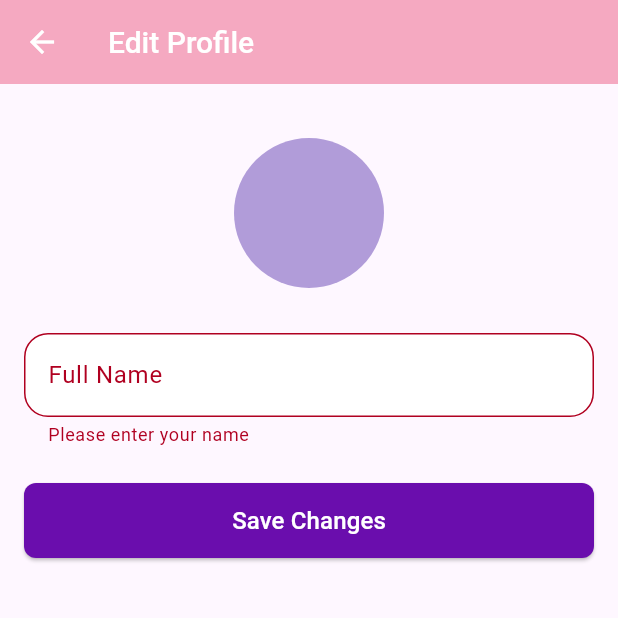
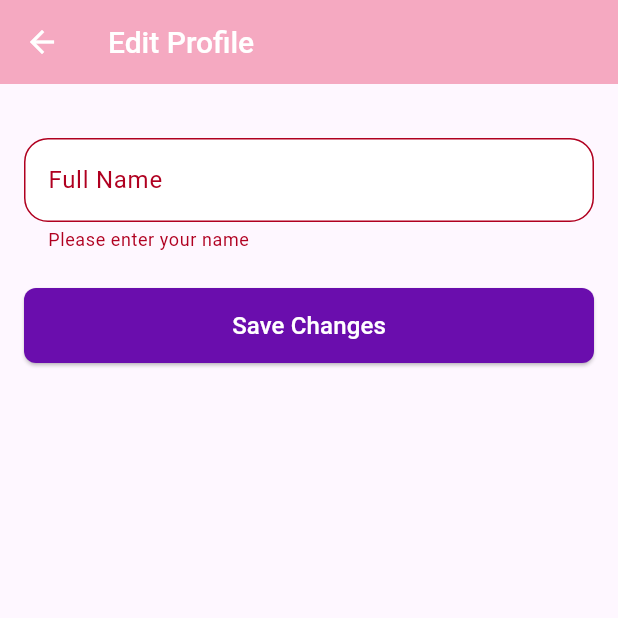
Before and after one commit to wangyt0119/Ka-Ching-flutter-firebase-, a Flutter app: the EditProfileScreen screen opened directly with empty values, after a tap on "Save Changes", on a phone screen of 412 x 824 dp, the top half of it. Run offline on Flutter 3.47's test engine with Material 3 defaults, Android fonts, the phone set to English and light mode, and no system bars; our stand-ins replace cloud_firestore, cross_file, firebase_auth, firebase_core, firebase_database, fl_chart and 5 more; accounts and stored records are empty; network calls fail.

Commit message:
Revert "can add profile picture"
This reverts commit 00829a8c6bbecd9ad1887fcf02903e79649faf71.

```diff
--- a/lib/screens/profile/edit_profile_screen.dart
+++ b/lib/screens/profile/edit_profile_screen.dart
@@ -1,8 +1,4 @@
-import 'dart:convert';
-import 'dart:io';
-
 import 'package:flutter/material.dart';
-import 'package:image_picker/image_picker.dart';
 import 'package:cloud_firestore/cloud_firestore.dart';
 import 'package:firebase_auth/firebase_auth.dart';
 import '../../theme/app_theme.dart';
@@ -25,44 +21,16 @@ class _EditProfileScreenState extends State<EditProfileScreen> {
   late TextEditingController _nameController;
   bool _isLoading = false;
 
-  File? _profileImage;
-  String? _base64ProfileImage;
-
   @override
   void initState() {
     super.initState();
     _nameController = TextEditingController(text: widget.currentName);
-    _loadProfileImage();
   }
 
   @override
   void dispose() {
     _nameController.dispose();
     super.dispose();
-  }
-
-  Future<void> _loadProfileImage() async {
-    final currentUser = _auth.currentUser;
-    if (currentUser != null) {
-      final doc =
-          await _firestore.collection('users').doc(currentUser.uid).get();
-      final data = doc.data();
-      if (data != null && data['profile_image'] != null) {
-        setState(() => _base64ProfileImage = data['profile_image']);
-      }
-    }
-  }
-
-  Future<void> _pickProfileImage() async {
-    final pickedFile =
-        await ImagePicker().pickImage(source: ImageSource.gallery);
-    if (pickedFile != null) {
-      final bytes = await pickedFile.readAsBytes();
-      setState(() {
-        _profileImage = File(pickedFile.path);
-        _base64ProfileImage = base64Encode(bytes);
-      });
-    }
   }
 
   Future<void> _updateProfile() async {
@@ -73,24 +41,15 @@ class _EditProfileScreenState extends State<EditProfileScreen> {
     try {
       final User? currentUser = _auth.currentUser;
       if (currentUser != null) {
-        final Map<String, dynamic> updates = {
+        await _firestore.collection('users').doc(currentUser.uid).update({
           'full_name': _nameController.text.trim(),
-        };
-
-        if (_base64ProfileImage != null) {
-          updates['profile_image'] = _base64ProfileImage;
-        }
-
-        await _firestore
-            .collection('users')
-            .doc(currentUser.uid)
-            .update(updates);
+        });
 
         if (mounted) {
           ScaffoldMessenger.of(context).showSnackBar(
             const SnackBar(content: Text('Profile updated successfully!')),
           );
-          Navigator.pop(context, true);
+          Navigator.pop(context, true); // Return true to indicate success
         }
       }
     } catch (e) {
@@ -130,30 +89,9 @@ class _EditProfileScreenState extends State<EditProfileScreen> {
         child: Form(
           key: _formKey,
           child: Column(
+            crossAxisAlignment: CrossAxisAlignment.start,
             children: [
               const SizedBox(height: 20),
-
-              /// Profile image section
-              Center(
-                child: GestureDetector(
-                  onTap: _pickProfileImage,
-                  child: CircleAvatar(
-                    radius: 50,
-                    backgroundColor: const Color(0xFFB19CD9),
-                    backgroundImage: _base64ProfileImage != null
-                        ? MemoryImage(base64Decode(_base64ProfileImage!))
-                        : null,
-                    child: _base64ProfileImage == null
-                        ? const Icon(Icons.camera_alt,
-                            size: 40, color: Colors.white)
-                        : null,
-                  ),
-                ),
-              ),
-
-              const SizedBox(height: 30),
-
-              /// Full name input
               TextFormField(
                 controller: _nameController,
                 decoration: InputDecoration(
@@ -172,10 +110,7 @@ class _EditProfileScreenState extends State<EditProfileScreen> {
                   return null;
                 },
               ),
-
               const SizedBox(height: 24),
-
-              /// Save changes button
               SizedBox(
                 width: double.infinity,
                 height: 50,
@@ -187,7 +122,8 @@ class _EditProfileScreenState extends State<EditProfileScreen> {
                       borderRadius: BorderRadius.circular(8),
                     ),
                   ),
-                  child: _isLoading
+                  child:
+                      _isLoading
                           ? const CircularProgressIndicator(color: Colors.white)
                           : const Text(
                             'Save Changes',
```
Lines whose indentation alone changed are shown as unchanged.
